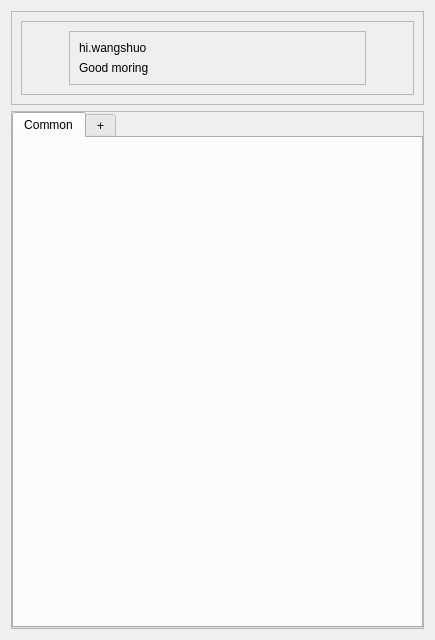
The window that src/ns_Envlt/ui/scene_lib.ui (KevinShuo/Envlt) describes before a commit, drawn with Qt 5.
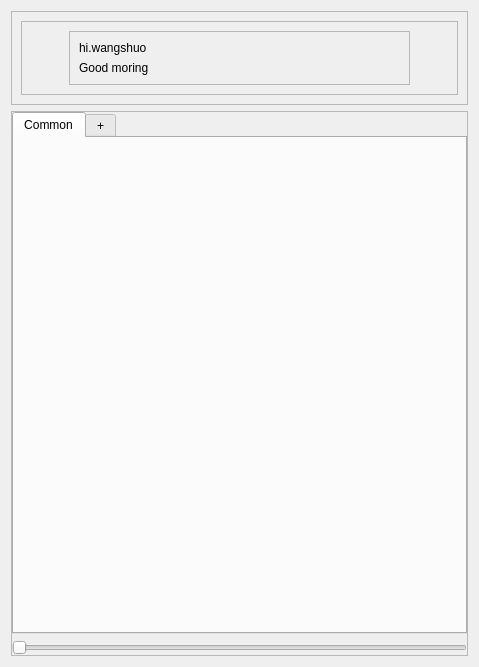
The same window after the commit. Icons and pictures are not drawn.

```diff
--- a/src/ns_Envlt/ui/scene_lib.ui
+++ b/src/ns_Envlt/ui/scene_lib.ui
@@ -6,8 +6,8 @@
    <rect>
     <x>0</x>
     <y>0</y>
-    <width>435</width>
-    <height>640</height>
+    <width>479</width>
+    <height>667</height>
    </rect>
   </property>
   <property name="windowTitle">
@@ -214,6 +214,13 @@
         </widget>
        </widget>
       </item>
+      <item>
+       <widget class="QSlider" name="horizontalSlider">
+        <property name="orientation">
+         <enum>Qt::Horizontal</enum>
+        </property>
+       </widget>
+      </item>
      </layout>
     </widget>
    </item>
```
